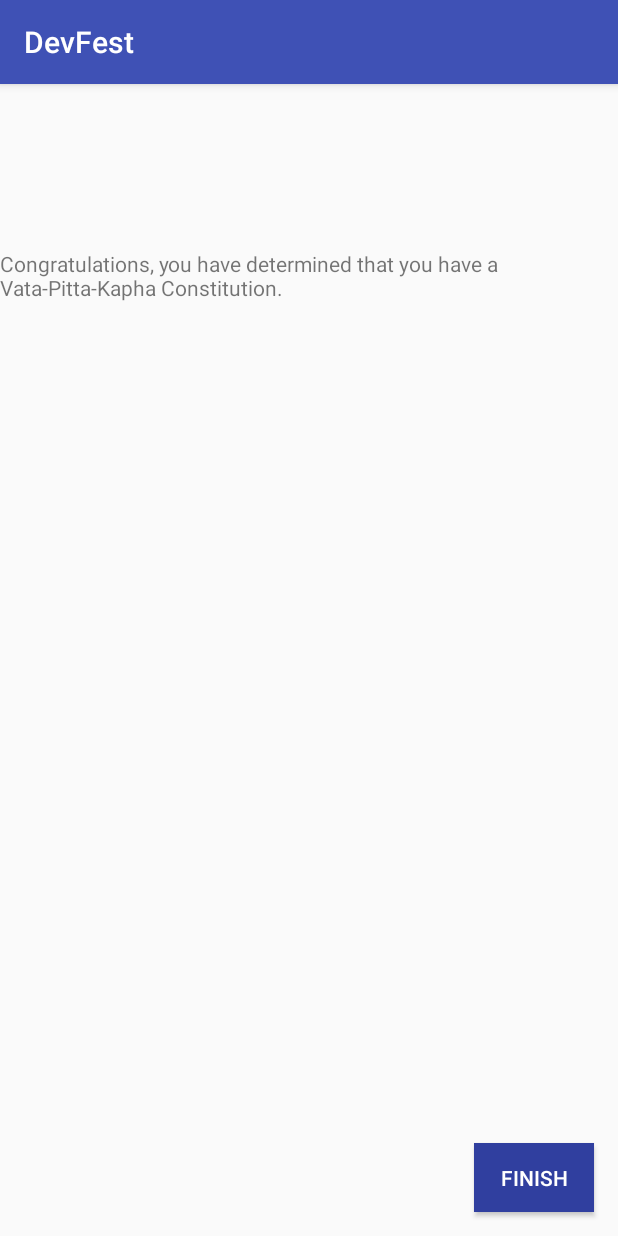
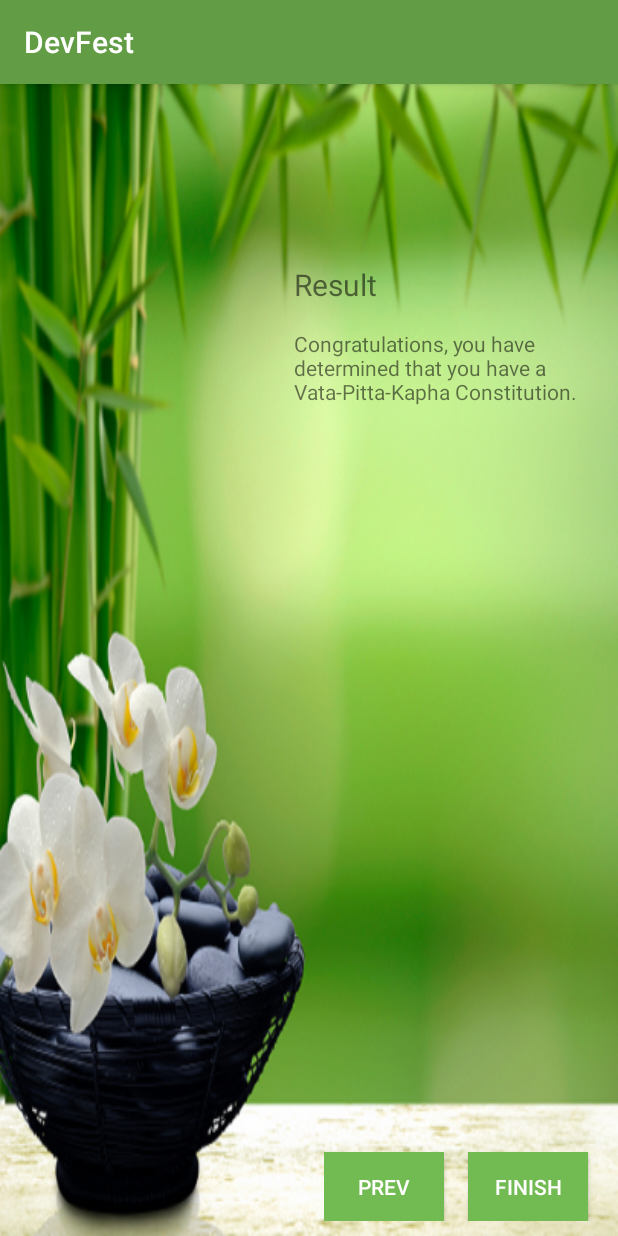
Before and after one commit to michael0521/MUM-DEVFEST, an Android app: the fragment FragmentFinish shown on its own in the app's theme, on a phone screen of 412 x 824 dp. Run offline under Robolectric (Android 15) with nearby library versions, the phone set to English and light mode, and no system bars; 1 statement that could not run was skipped.

Commit message:
xiankun update backgroup and layout, style to green
Signed-off-by: xiankun.zhu <xiankun.zhu@gmail.com>

```diff
--- a/DevFest/app/src/main/java/com/mum/ten/devfest/FragmentFinish.java
+++ b/DevFest/app/src/main/java/com/mum/ten/devfest/FragmentFinish.java
@@ -18,6 +18,7 @@ import android.widget.Button;
 public class FragmentFinish extends Fragment {
 
     Button btn_finish;
+    Button btn_previous;
     ViewPager mViewPager;
     public FragmentFinish() {
         // Required empty public constructor
@@ -31,6 +32,14 @@ public class FragmentFinish extends Fragment {
     public View onCreateView(LayoutInflater inflater, ViewGroup container,
                              Bundle savedInstanceState) {
         View view = inflater.inflate(R.layout.fragment_fragment_finish, container, false);
+        btn_previous = (Button)view.findViewById(R.id.btn_previous);
+        btn_previous.setOnClickListener(new View.OnClickListener() {
+            @Override
+            public void onClick(View v) {
+                //goto gender fragment
+                mViewPager.setCurrentItem(mViewPager.getCurrentItem() - 1);
+            }
+        });
         btn_finish = (Button)view.findViewById(R.id.btn_finish);
         btn_finish.setOnClickListener(new View.OnClickListener() {
             @Override
--- /dev/null
+++ b/DevFest/app/src/main/res/drawable/button_background.xml
@@ -0,0 +1,5 @@
+<?xml version="1.0" encoding="utf-8"?>
+<selector xmlns:android="http://schemas.android.com/apk/res/android">
+    <item android:state_pressed="true" android:drawable="@color/colorButtonBackgroundPressed"></item>
+    <item android:drawable="@color/colorButtonBackground"></item>
+</selector>
--- a/DevFest/app/src/main/res/layout/activity_welcome.xml
+++ b/DevFest/app/src/main/res/layout/activity_welcome.xml
@@ -2,7 +2,6 @@
     xmlns:tools="http://schemas.android.com/tools"
     android:layout_width="match_parent"
     android:layout_height="match_parent"
-    android:layout_margin="@dimen/activity_horizontal_margin"
     tools:context="com.mum.ten.devfest.WelcomeActivity">
 
     <android.support.v4.view.ViewPager
--- a/DevFest/app/src/main/res/layout/fragment_fragment_finish.xml
+++ b/DevFest/app/src/main/res/layout/fragment_fragment_finish.xml
@@ -2,25 +2,56 @@
     xmlns:tools="http://schemas.android.com/tools"
     android:layout_width="match_parent"
     android:layout_height="match_parent"
+    android:background="@drawable/background"
     tools:context="com.mum.ten.devfest.FragmentStart">
 
     <!-- TODO: Update blank fragment layout -->
+    <RelativeLayout
+        android:layout_width="@dimen/fragment_spin_width"
+        android:layout_height="wrap_content"
+        android:layout_gravity="top|right"
+        android:layout_marginTop="@dimen/fragment_inner_margin_top"
+        android:layout_marginRight="@dimen/fragment_inner_margin_Right"
+        >
         <TextView
+            android:id="@+id/result_title"
             android:layout_width="match_parent"
             android:layout_height="wrap_content"
-        android:layout_gravity="top"
-        android:layout_marginTop="@dimen/fragment_inner_margin_top"
+            android:layout_marginBottom="@dimen/activity_vertical_margin"
+            android:textSize="@dimen/fragment_inner_text_size_title"
+            android:text="@string/fragment_finish_result_title" />
+        <TextView
+            android:id="@+id/result_content"
+            android:layout_width="match_parent"
+            android:layout_height="wrap_content"
+            android:layout_below="@id/result_title"
             android:text="@string/fragment_finish_result" />
+    </RelativeLayout>
+
+    <RelativeLayout
+        android:layout_width="@dimen/btn_2_width"
+        android:layout_height="@dimen/btn_height"
+        android:layout_marginBottom="@dimen/button_margin_bottom"
+        android:layout_marginRight="@dimen/activity_horizontal_margin"
+        android:layout_gravity="bottom|right">
+        <Button
+            android:id="@+id/btn_previous"
+            android:layout_width="@dimen/btn_width"
+            android:layout_height="@dimen/btn_height"
+            android:text="@string/btn_text_previous"
+            android:textColor="@color/colorButtonText"
+            android:background="@drawable/button_background"
+            android:layout_marginRight="@dimen/activity_horizontal_margin"
+            android:layout_gravity="left"/>
 
         <Button
             android:id="@+id/btn_finish"
             android:layout_width="@dimen/btn_width"
             android:layout_height="@dimen/btn_height"
-        android:layout_marginBottom="@dimen/activity_vertical_margin"
-        android:layout_marginRight="@dimen/activity_horizontal_margin"
-        android:background="@color/colorPrimaryDark"
             android:text="@string/btn_text_finish"
             android:textColor="@color/colorButtonText"
-        android:layout_gravity="bottom|right"/>
+            android:background="@drawable/button_background"
+            android:layout_toRightOf="@id/btn_previous"/>
+    </RelativeLayout>
 
 </FrameLayout>
--- a/DevFest/app/src/main/res/values/colors.xml
+++ b/DevFest/app/src/main/res/values/colors.xml
@@ -1,7 +1,11 @@
 <?xml version="1.0" encoding="utf-8"?>
 <resources>
-    <color name="colorPrimary">#3F51B5</color>
-    <color name="colorPrimaryDark">#303F9F</color>
+    <color name="colorPrimary">#629C44</color>
+    <color name="colorPrimaryDark">#528C34</color>
     <color name="colorAccent">#FF4081</color>
     <color name="colorButtonText">#FFFFFF</color>
+    <color name="colorButtonBackground">#72BB53</color>
+    <color name="colorButtonBackgroundPressed">#A2CB83</color>
+
+    <color name="colorToolBarBackground">#629C44</color>
 </resources>
--- a/DevFest/app/src/main/res/values/dimens.xml
+++ b/DevFest/app/src/main/res/values/dimens.xml
@@ -8,7 +8,12 @@
     <dimen name="btn_width">80dp</dimen>
     <dimen name="btn_2_width">180dp</dimen>
 
-    <dimen name="fragment_spin_width">180dp</dimen>
+    <dimen name="fragment_spin_width">200dp</dimen>
     <dimen name="fragment_spin_height">32dp</dimen>
-    <dimen name="fragment_inner_margin_top">110dp</dimen>
+    <dimen name="fragment_inner_margin_top">120dp</dimen>
+    <dimen name="fragment_inner_margin_Right">16dp</dimen>
+
+    <dimen name="fragment_inner_text_size_title">20sp</dimen>
+
+    <dimen name="button_margin_bottom">10dp</dimen>
 </resources>
--- a/DevFest/app/src/main/res/values/strings.xml
+++ b/DevFest/app/src/main/res/values/strings.xml
@@ -13,10 +13,12 @@
 
     <!-- TODO: Remove or change this placeholder text -->
     <string name="fragment_start_hello"> In Ayurveda, seven dosha-predominant Prakritis are described: Vata-predominant, Pitta-predominant, Kapha-predominant; three dual Prakritis, where two doshas are equally, or nearly equally predominant: Vata-Pitta predominant, Pitta-Kapha predominant and Vata-Kapha predominant; and one Prakriti that has all three doshas equally prominent: Vata-Pitta-Kapha predominant. </string>
+    <string name="fragment_start_introduction_title">Introduction</string>
     <string name="fragment_gender_title">Gender</string>
     <string name="fragment_age_title">Age</string>
     <string name="fragment_body_type_title">Body Type</string>
     <string name="fragment_finish_result">Congratulations, you have determined that you have a "Vata-Pitta-Kapha" Constitution.</string>
+    <string name="fragment_finish_result_title">Result</string>
     <string name="btn_text_start">Start</string>
     <string name="btn_text_previous">Prev</string>
     <string name="btn_text_next">Next</string>
```
Also changed, not shown: DevFest/app/src/main/java/com/mum/ten/devfest/FragmentAge.java (+5 -3 lines), DevFest/app/src/main/java/com/mum/ten/devfest/FragmentGender.java (+10 -3 lines), DevFest/app/src/main/res/layout/fragment_fragment_age.xml (+7 -4 lines), DevFest/app/src/main/res/layout/fragment_fragment_gender.xml (+6 -3 lines), DevFest/app/src/main/res/layout/fragment_fragment_start.xml (+21 -4 lines), DevFest/app/src/main/res/drawable-xhdpi/background.png (added). Lines whose indentation alone changed are shown as unchanged.
